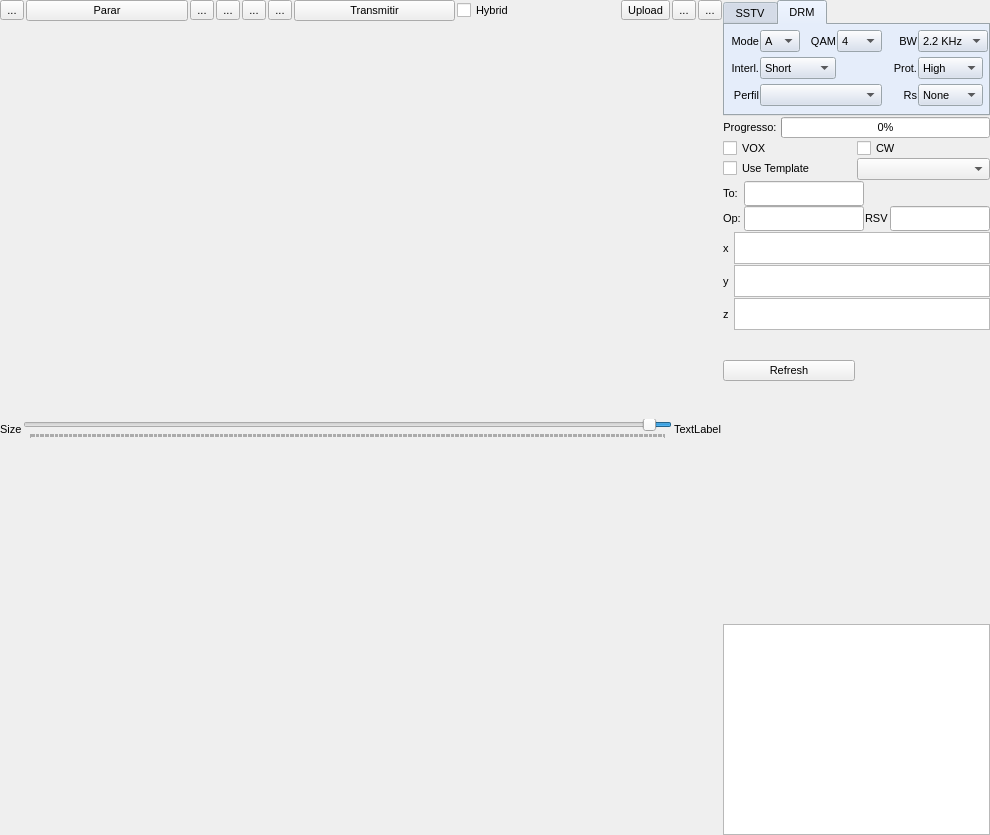
This is qsstv/qsstv/mainwidgets/txwidget.ui in rafael2k/fonias_digital as Qt 5 draws it before an edit. The edited form follows.
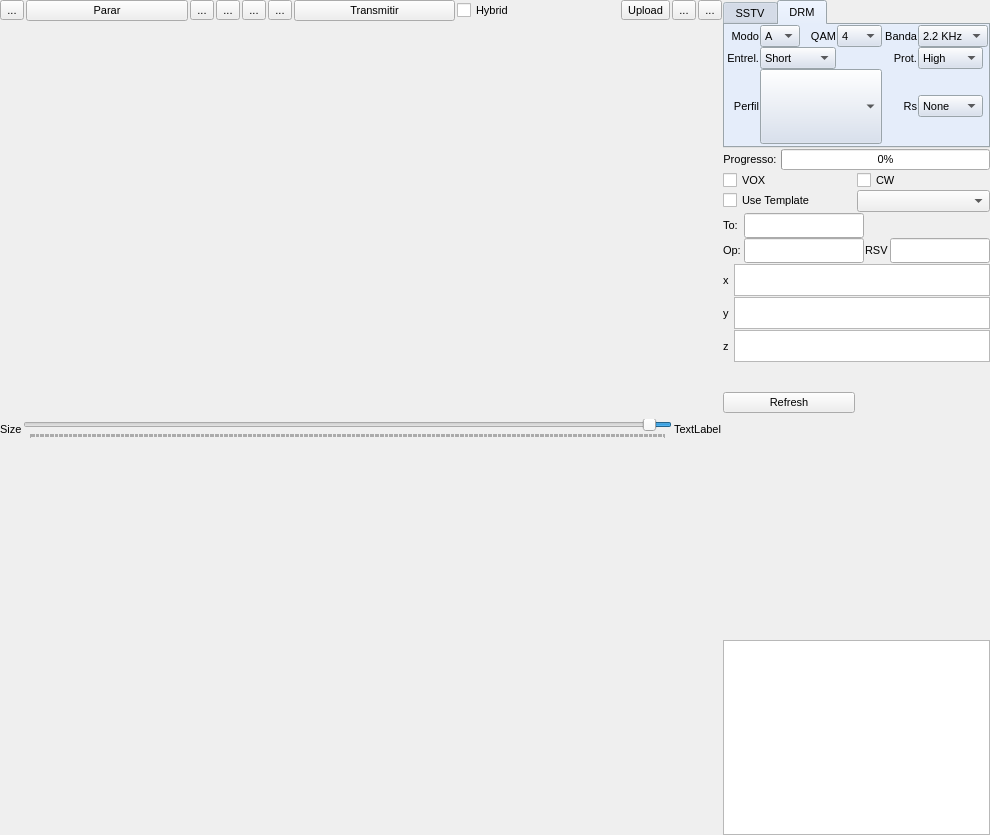
This is the edited form. The open tabs and pages were chosen to show the change. Icons and pictures are not drawn. Custom widgets are drawn as their Qt base class.

Patch:
```diff
--- a/qsstv/qsstv/mainwidgets/txwidget.ui
+++ b/qsstv/qsstv/mainwidgets/txwidget.ui
@@ -946,7 +946,7 @@
             </size>
            </property>
            <property name="text">
-            <string>Mode</string>
+            <string>Modo</string>
            </property>
            <property name="alignment">
             <set>Qt::AlignRight|Qt::AlignTrailing|Qt::AlignVCenter</set>
@@ -1046,7 +1046,7 @@
             </size>
            </property>
            <property name="text">
-            <string>BW</string>
+            <string>Banda</string>
            </property>
            <property name="alignment">
             <set>Qt::AlignRight|Qt::AlignTrailing|Qt::AlignVCenter</set>
@@ -1091,7 +1091,7 @@
             </size>
            </property>
            <property name="text">
-            <string>Interl.</string>
+            <string>Entrel.</string>
            </property>
            <property name="alignment">
             <set>Qt::AlignRight|Qt::AlignTrailing|Qt::AlignVCenter</set>
@@ -1162,6 +1162,12 @@
          </item>
          <item row="2" column="0">
           <widget class="QLabel" name="drmProfileLabel">
+           <property name="minimumSize">
+            <size>
+             <width>0</width>
+             <height>50</height>
+            </size>
+           </property>
            <property name="text">
             <string>Perfil</string>
            </property>
@@ -1172,10 +1178,16 @@
          </item>
          <item row="2" column="1" colspan="3">
           <widget class="QComboBox" name="drmProfileComboBox">
+           <property name="minimumSize">
+            <size>
+             <width>65</width>
+             <height>75</height>
+            </size>
+           </property>
            <property name="maximumSize">
             <size>
              <width>16777215</width>
-             <height>25</height>
+             <height>100</height>
             </size>
            </property>
           </widget>
```
